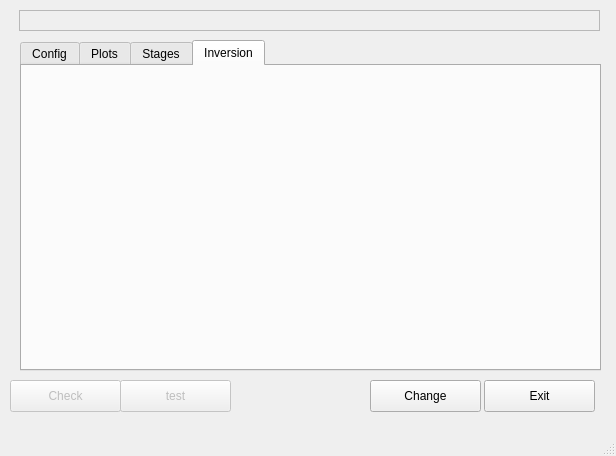
Old version of the form gmi_mainwindow.ui in the repository eldarbaykiev/magtess-inversion-python.
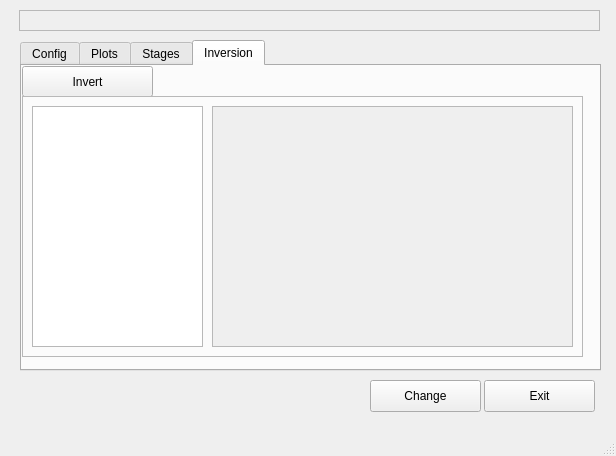
New version of the form. The open tabs and pages were chosen to show the change. Icons and pictures are not drawn.

```diff
--- a/gmi_mainwindow.ui
+++ b/gmi_mainwindow.ui
@@ -378,6 +378,71 @@
      <attribute name="title">
       <string>Inversion</string>
      </attribute>
+     <widget class="QPushButton" name="button_invert">
+      <property name="geometry">
+       <rect>
+        <x>0</x>
+        <y>0</y>
+        <width>131</width>
+        <height>31</height>
+       </rect>
+      </property>
+      <property name="layoutDirection">
+       <enum>Qt::RightToLeft</enum>
+      </property>
+      <property name="text">
+       <string>Invert</string>
+      </property>
+      <property name="icon">
+       <iconset>
+        <normaloff>icons/icons8-process-120.png</normaloff>icons/icons8-process-120.png</iconset>
+      </property>
+      <property name="iconSize">
+       <size>
+        <width>16</width>
+        <height>16</height>
+       </size>
+      </property>
+     </widget>
+     <widget class="QFrame" name="frame_5">
+      <property name="geometry">
+       <rect>
+        <x>0</x>
+        <y>30</y>
+        <width>561</width>
+        <height>261</height>
+       </rect>
+      </property>
+      <property name="frameShape">
+       <enum>QFrame::StyledPanel</enum>
+      </property>
+      <property name="frameShadow">
+       <enum>QFrame::Raised</enum>
+      </property>
+      <widget class="QGraphicsView" name="result_view">
+       <property name="enabled">
+        <bool>false</bool>
+       </property>
+       <property name="geometry">
+        <rect>
+         <x>190</x>
+         <y>10</y>
+         <width>361</width>
+         <height>241</height>
+        </rect>
+       </property>
+      </widget>
+      <widget class="QListWidget" name="result_list">
+       <property name="geometry">
+        <rect>
+         <x>10</x>
+         <y>10</y>
+         <width>171</width>
+         <height>241</height>
+        </rect>
+       </property>
+      </widget>
+     </widget>
     </widget>
    </widget>
    <widget class="QPushButton" name="button_close">
@@ -406,58 +471,6 @@
      </size>
     </property>
    </widget>
-   <widget class="QPushButton" name="button_observed">
-    <property name="enabled">
-     <bool>false</bool>
-    </property>
-    <property name="geometry">
-     <rect>
-      <x>120</x>
-      <y>380</y>
-      <width>111</width>
-      <height>32</height>
-     </rect>
-    </property>
-    <property name="text">
-     <string>test</string>
-    </property>
-    <property name="icon">
-     <iconset>
-      <normaloff>icons/icons8-satellite-in-orbit-48.png</normaloff>icons/icons8-satellite-in-orbit-48.png</iconset>
-    </property>
-    <property name="iconSize">
-     <size>
-      <width>16</width>
-      <height>18</height>
-     </size>
-    </property>
-   </widget>
-   <widget class="QPushButton" name="button_checksum">
-    <property name="enabled">
-     <bool>false</bool>
-    </property>
-    <property name="geometry">
-     <rect>
-      <x>10</x>
-      <y>380</y>
-      <width>111</width>
-      <height>32</height>
-     </rect>
-    </property>
-    <property name="text">
-     <string>Check</string>
-    </property>
-    <property name="icon">
-     <iconset>
-      <normaloff>icons/icons8-checklist-48.png</normaloff>icons/icons8-checklist-48.png</iconset>
-    </property>
-    <property name="iconSize">
-     <size>
-      <width>16</width>
-      <height>16</height>
-     </size>
-    </property>
-   </widget>
    <widget class="QPushButton" name="button_changefolder">
     <property name="enabled">
      <bool>true</bool>
```
Left out of the diff: 70 changed lines with no effect on the pictures.
